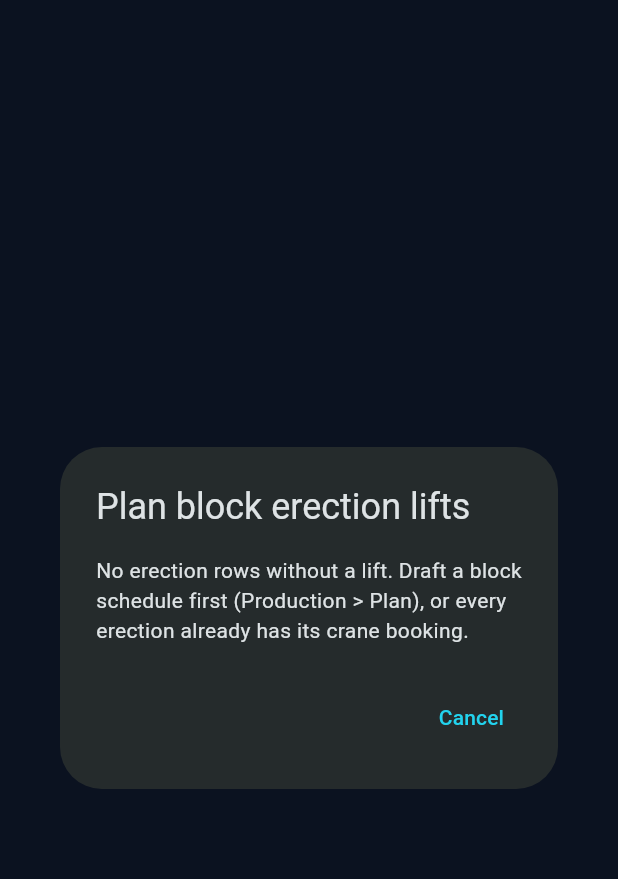
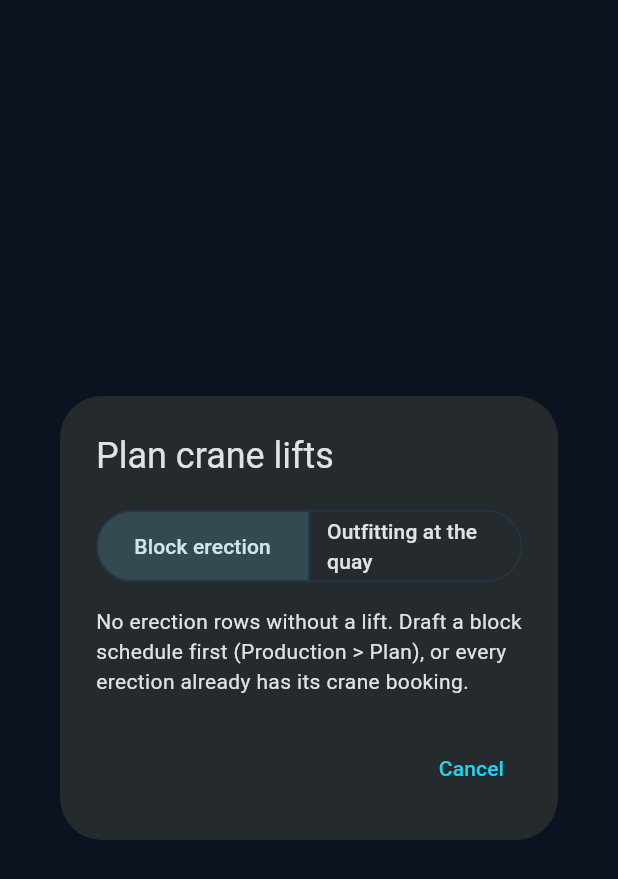
Before and after one commit to ercinnn/open-digital-twin, a Flutter app: the LiftPlanDialog widget shown alone on an empty page, opened directly with empty values, on a phone screen of 412 x 824 dp. Shown: the top 879 px of the screen. Run offline on Flutter 3.47's test engine with Material 3 defaults, Android fonts, the phone set to English and light mode, and no system bars; our stand-ins replace file_picker, flutter_dotenv, flutter_riverpod, supabase_flutter, web, webview_flutter; missing offline and left inert: dart:js_interop, dart:ui_web, webview_windows; accounts and stored records are empty; network calls fail.

Commit message:
Book quay crane lifts for the afloat outfitting work packages
OutfittingLifts lists the heavy items of each work package (hatch cover
panels, winches, lifeboat, generator sets, switchboard, pipe spool bundles,
...) with weights estimated from the hull size and books one planned lift per
item on the smallest crane at the package's area that carries it, spread over
the package days. Resources "Plan lifts" now offers block erection or
outfitting at the quay.

Co-Authored-By: Claude Opus 5.5 <noreply@anthropic.com>

```diff
--- /dev/null
+++ b/frontend/lib/features/shipyard/domain/services/outfitting_lifts.dart
@@ -0,0 +1,223 @@
+import 'dart:math' as math;
+
+import '../../../digital_twin/domain/entities/twin_entities.dart';
+import '../entities/production_entities.dart';
+import '../entities/resource_entities.dart';
+import 'hull_block_geometry.dart';
+import 'lift_plan.dart';
+
+/// A heavy item of an afloat outfitting work package, lifted on board by a
+/// quay crane ([count] lifts of [weightT] each).
+class OutfittingLiftItem {
+  const OutfittingLiftItem(this.label, this.count, this.weightT);
+
+  final String label;
+  final int count;
+  final double weightT;
+
+  @override
+  bool operator ==(Object other) =>
+      other is OutfittingLiftItem && other.label == label && other.count == count && other.weightT == weightT;
+
+  @override
+  int get hashCode => Object.hash(label, count, weightT);
+
+  @override
+  String toString() => '$count x $label ${weightT.toStringAsFixed(1)} t';
+}
+
+/// Quay crane lifts of the afloat outfitting: every work package row brings
+/// its heavy items on board ([itemsOf]: hatch cover panels, windlass and
+/// mooring winches, lifeboat, generator sets, switchboard, pipe spool bundles,
+/// ...; weights estimated from the hull size). Each item gets one `planned`
+/// `lift` booking (`activity_id` = the package row) on a crane whose
+/// `metadata.location` is the row's area (outfitting quay: 28 t luffing,
+/// 2 x 50 t jib), the smallest that carries it first, in the first free window
+/// (working hours of [LiftPlan]) from its share of the package days on; the
+/// items of a package are spread evenly over the package. Items already booked
+/// (same row and title, not cancelled) are skipped, so the plan can be repeated
+/// after packages are added or moved.
+class OutfittingLifts {
+  const OutfittingLifts._();
+
+  /// Ship types with cargo hatches (hatch cover panels in deck machinery).
+  static final _hatchTypes = RegExp('bulk|cargo|container|multi.?purpose|ore|log', caseSensitive: false);
+
+  /// Hull size factor: L x B relative to a 100 m x 16 m ship, 0.3 .. 4.
+  static double scaleOf(HullShape shape) => (shape.length * shape.beam / 1600).clamp(0.3, 4.0);
+
+  /// Cargo holds of a dry cargo ship: about one per 25 m of length, 2 .. 9.
+  static int holdsOf(HullShape shape) => (shape.length / 25).round().clamp(2, 9);
+
+  static bool hasHatchCovers(Hull hull) => _hatchTypes.hasMatch(hull.shipType ?? '');
+
+  static double _t(double v) => (v * 10).round() / 10;
+
+  /// Heavy items of [package] for [hull]; [packageDays] sizes the pipe spool
+  /// deliveries (one bundle per week of the piping package).
+  static List<OutfittingLiftItem> itemsOf(Hull hull, WorkPackage package, {int packageDays = 14}) {
+    final shape = HullShape.of(hull, const {});
+    final s = scaleOf(shape);
+    return switch (package) {
+      WorkPackage.outfittingSteel => [OutfittingLiftItem('Foremast & radar mast', 1, _t(2 + 3 * s))],
+      WorkPackage.deckMachinery => [
+        if (hasHatchCovers(hull)) OutfittingLiftItem('Hatch cover panel', 2 * holdsOf(shape), _t(12 * s)),
+        OutfittingLiftItem('Windlass / mooring winch', 2, _t(8 * s)),
+        OutfittingLiftItem('Aft mooring winch', 2, _t(5 * s)),
+        OutfittingLiftItem('Lifeboat & davit', 1, _t(5 + 4 * s)),
+      ],
+      WorkPackage.machinery => [
+        OutfittingLiftItem('Generator set', 3, _t(4 + 8 * s)),
+        OutfittingLiftItem('Boiler & heat exchanger module', 1, _t(3 + 4 * s)),
+        const OutfittingLiftItem('Emergency generator', 1, 3),
+      ],
+      WorkPackage.piping => [
+        OutfittingLiftItem('Pipe spool bundle', math.max(2, (packageDays / 7).ceil()), _t(2 + 2 * s)),
+      ],
+      WorkPackage.electrical => [
+        OutfittingLiftItem('Main switchboard', 1, _t(3 + 3 * s)),
+        const OutfittingLiftItem('Cable drum set', 2, 4),
+      ],
+      WorkPackage.accommodation => [OutfittingLiftItem('HVAC & galley unit', 2, _t(2 + 2 * s))],
+      WorkPackage.painting => const [],
+    };
+  }
+
+  /// Booking title of lift [index] (0-based) of [item].
+  static String titleOf(Hull hull, OutfittingLiftItem item, int index) =>
+      '${hull.hullNo} ${item.label}${item.count > 1 ? ' ${index + 1}/${item.count}' : ''} lift';
+
+  /// Note on the generated bookings.
+  static const estimateNote = 'Weight estimated from the hull size - correct the load when the item weight is known.';
+
+  static LiftPlanResult forHull({
+    required Hull hull,
+    required List<ProductionActivity> activities,
+    required List<TwinComponent> components,
+    required List<ResourceBooking> bookings,
+    required DateTime now,
+  }) {
+    final today = dateOnly(now);
+    final rows = activities.where((a) => a.hullId == hull.id && a.workPackage != null && !a.isDone).toList()
+      ..sort((a, b) => a.workPackage!.index.compareTo(b.workPackage!.index));
+    if (rows.isEmpty) return const LiftPlanResult([], []);
+
+    final booked = {
+      for (final b in bookings)
+        if (!b.isCancelled && b.activityId != null) (b.activityId!, b.title),
+    };
+    final cranes = components.where((c) => c.category == 'crane').toList();
+    final busy = <String, List<(DateTime, DateTime)>>{
+      for (final c in cranes)
+        c.id: [
+          for (final b in bookings)
+            if (!b.isCancelled && b.componentId == c.id && b.slot == 1) (b.startsAt, b.endsAt),
+        ],
+    };
+
+    // Every lift still to book, with the day it should happen (its share of the package).
+    final wanted = <({ProductionActivity row, OutfittingLiftItem item, String title, DateTime day, int days})>[];
+    for (final a in rows) {
+      final first = a.forecastStart(today);
+      final days = daysBetween(first, a.forecastEnd(today)).clamp(1, 180);
+      final items = itemsOf(hull, a.workPackage!, packageDays: days);
+      final total = items.fold<int>(0, (n, i) => n + i.count);
+      var k = 0;
+      for (final item in items) {
+        for (var i = 0; i < item.count; i++, k++) {
+          final title = titleOf(hull, item, i);
+          if (booked.contains((a.id, title))) continue;
+          wanted.add((row: a, item: item, title: title, day: addDays(first, (k * days / total).floor()), days: days));
+        }
+      }
+    }
+    wanted.sort((x, y) {
+      final c = x.day.compareTo(y.day);
+      return c != 0 ? c : x.row.workPackage!.index.compareTo(y.row.workPackage!.index);
+    });
+
+    final drafts = <BookingDraft>[];
+    final perCrane = <String, int>{};
+    final noCrane = <String>{};
+    final tooHeavy = <String>[];
+    final noWindow = <String>[];
+    final areaName = {for (final c in components) c.meshNodeId: c.name};
+
+    for (final w in wanted) {
+      final a = w.row;
+      final atArea = cranes.where((c) => c.metadata['location'] == a.locationNodeId).toList();
+      if (atArea.isEmpty) {
+        noCrane.add(areaName[a.locationNodeId] ?? a.locationNodeId ?? '—');
+        continue;
+      }
+      final fitting = atArea.where((c) => (resourceCapacityT(c) ?? double.infinity) >= w.item.weightT).toList()
+        ..sort((x, y) => (resourceCapacityT(x) ?? double.infinity).compareTo(resourceCapacityT(y) ?? double.infinity));
+      if (fitting.isEmpty) {
+        tooHeavy.add('${w.item.label} (${w.item.weightT.toStringAsFixed(0)} t)');
+        continue;
+      }
+      final duration = LiftPlan.liftDuration(w.item.weightT);
+      final window = _firstFreeWindow(a.forecastStart(today), w.day, w.days, fitting, busy, duration, now);
+      if (window == null) {
+        noWindow.add(w.title.replaceFirst('${hull.hullNo} ', ''));
+        continue;
+      }
+      final (crane, start) = window;
+      final end = start.add(duration);
+      busy[crane.id]!.add((start, end));
+      perCrane[crane.id] = (perCrane[crane.id] ?? 0) + 1;
+      drafts.add(
+        BookingDraft(
+          projectId: hull.projectId,
+          componentId: crane.id,
+          hullId: hull.id,
+          activityId: a.id,
+          title: w.title,
+          type: BookingType.lift,
+          slot: 1,
+          startsAt: start,
+          endsAt: end,
+          loadT: w.item.weightT,
+          status: BookingStatus.planned,
+          notes: estimateNote,
+        ),
+      );
+    }
+    drafts.sort((x, y) => x.startsAt.compareTo(y.startsAt));
+
+    String list(Iterable<String> l) => l.length <= 6 ? l.join(', ') : '${l.take(6).join(', ')} +${l.length - 6} more';
+    return LiftPlanResult(drafts, [
+      if (noCrane.isNotEmpty) 'No crane at ${list(noCrane)} (metadata.location): its package lifts are not booked.',
+      if (tooHeavy.isNotEmpty)
+        'Heavier than the cranes at the quay (tandem lift or floating crane needed): ${list(tooHeavy.toSet())}.',
+      if (noWindow.isNotEmpty) 'No free crane window in the package days (or they are past): ${list(noWindow)}.',
+    ], cranes: perCrane);
+  }
+
+  /// First (crane, start) inside the working hours, from [preferred] to the
+  /// end of the package days, then the earlier package days; per day the
+  /// cranes in the given order, then the hour.
+  static (TwinComponent, DateTime)? _firstFreeWindow(
+    DateTime first,
+    DateTime preferred,
+    int days,
+    List<TwinComponent> cranes,
+    Map<String, List<(DateTime, DateTime)>> busy,
+    Duration duration,
+    DateTime now,
+  ) {
+    final offset = daysBetween(first, preferred).clamp(0, days - 1);
+    for (var n = 0; n < days; n++) {
+      final day = addDays(first, (offset + n) % days);
+      for (final crane in cranes) {
+        for (var h = LiftPlan.dayStartHour; h + duration.inHours <= LiftPlan.dayEndHour; h++) {
+          final start = DateTime(day.year, day.month, day.day, h);
+          final end = start.add(duration);
+          if (start.isBefore(now)) continue;
+          if (busy[crane.id]!.every((w) => !(w.$1.isBefore(end) && w.$2.isAfter(start)))) return (crane, start);
+        }
+      }
+    }
+    return null;
+  }
+}
--- a/frontend/lib/features/shipyard/presentation/widgets/resources/lift_plan_dialog.dart
+++ b/frontend/lib/features/shipyard/presentation/widgets/resources/lift_plan_dialog.dart
@@ -7,10 +7,22 @@ import '../../../domain/entities/production_entities.dart';
 import '../../../domain/entities/resource_entities.dart';
 import '../../../domain/repositories/shipyard_repository.dart';
 import '../../../domain/services/lift_plan.dart';
+import '../../../domain/services/outfitting_lifts.dart';
 import '../../providers/shipyard_providers.dart';
 
-/// Books the erection lifts of a hull's blocks ([LiftPlan]) after a preview.
-/// Returns the start of the first booked lift, so the calendar can jump there.
+/// What the lift plan books.
+enum LiftPlanKind {
+  erection('Block erection'),
+  outfitting('Outfitting at the quay');
+
+  const LiftPlanKind(this.label);
+  final String label;
+}
+
+/// Books crane lifts after a preview: the erection lifts of a hull's blocks
+/// ([LiftPlan]) or the quay lifts of its afloat outfitting work packages
+/// ([OutfittingLifts]). Returns the start of the first booked lift, so the
+/// calendar can jump there.
 class LiftPlanDialog extends ConsumerStatefulWidget {
   const LiftPlanDialog({
     super.key,
@@ -45,7 +57,8 @@ class LiftPlanDialog extends ConsumerStatefulWidget {
 
 class _LiftPlanDialogState extends ConsumerState<LiftPlanDialog> {
   final _now = DateTime.now();
-  late final Map<String, LiftPlanResult> _plans = {
+  late final Map<LiftPlanKind, Map<String, LiftPlanResult>> _plans = {
+    LiftPlanKind.erection: {
       for (final h in widget.hulls)
         h.id: LiftPlan.forHull(
           hull: h,
@@ -54,11 +67,36 @@ class _LiftPlanDialogState extends ConsumerState<LiftPlanDialog> {
           bookings: widget.bookings,
           now: _now,
         ),
+    },
+    LiftPlanKind.outfitting: {
+      for (final h in widget.hulls)
+        h.id: OutfittingLifts.forHull(
+          hull: h,
+          activities: widget.activities,
+          components: widget.components,
+          bookings: widget.bookings,
+          now: _now,
+        ),
+    },
   };
-  late final List<Hull> _candidates = widget.hulls
-      .where((h) => _plans[h.id]!.bookings.isNotEmpty || _plans[h.id]!.warnings.isNotEmpty)
-      .toList();
+  late final Map<LiftPlanKind, List<Hull>> _candidatesByKind = {
+    for (final k in LiftPlanKind.values)
+      k: widget.hulls
+          .where((h) => _plans[k]![h.id]!.bookings.isNotEmpty || _plans[k]![h.id]!.warnings.isNotEmpty)
+          .toList(),
+  };
+  late LiftPlanKind _kind =
+      _candidatesByKind[LiftPlanKind.erection]!.isEmpty && _candidatesByKind[LiftPlanKind.outfitting]!.isNotEmpty
+      ? LiftPlanKind.outfitting
+      : LiftPlanKind.erection;
   late String? _hullId = _candidates.firstOrNull?.id;
+
+  List<Hull> get _candidates => _candidatesByKind[_kind]!;
+
+  void _setKind(LiftPlanKind kind) => setState(() {
+    _kind = kind;
+    if (!_candidates.any((h) => h.id == _hullId)) _hullId = _candidates.firstOrNull?.id;
+  });
   bool _saving = false;
   String? _error;
 
@@ -80,31 +118,57 @@ class _LiftPlanDialogState extends ConsumerState<LiftPlanDialog> {
     }
   }
 
+  static const _erectionText =
+      'Each lift lies in the first free window (${LiftPlan.dayStartHour}:00-${LiftPlan.dayEndHour}:00) '
+      'of its erection days.';
+  static const _outfittingText =
+      'The items of a package are spread over its days, each in the first free window '
+      '(${LiftPlan.dayStartHour}:00-${LiftPlan.dayEndHour}:00) of the smallest quay crane that carries its '
+      'estimated weight.';
+
   @override
   Widget build(BuildContext context) {
-    final plan = _hullId == null ? null : _plans[_hullId];
+    final plan = _hullId == null ? null : _plans[_kind]![_hullId];
+    final erection = _kind == LiftPlanKind.erection;
     final names = {for (final c in widget.components) c.id: c.name};
     const muted = TextStyle(fontSize: 12.5, color: AppTheme.textMuted);
     return AlertDialog(
-      title: const Text('Plan block erection lifts'),
+      title: const Text('Plan crane lifts'),
       content: SizedBox(
         width: 620,
-        child: _candidates.isEmpty
-            ? const Text(
-                'No erection rows without a lift. Draft a block schedule first (Production > Plan), '
-                'or every erection already has its crane booking.',
-              )
-            : SingleChildScrollView(
+        child: SingleChildScrollView(
                 child: Column(
                   mainAxisSize: MainAxisSize.min,
                   crossAxisAlignment: CrossAxisAlignment.stretch,
                   children: [
+                    SegmentedButton<LiftPlanKind>(
+                      segments: [
+                        for (final k in LiftPlanKind.values) ButtonSegment(value: k, label: Text(k.label)),
+                      ],
+                      selected: {_kind},
+                      showSelectedIcon: false,
+                      onSelectionChanged: _saving ? null : (v) => _setKind(v.first),
+                    ),
+                    const SizedBox(height: 12),
+                    if (_candidates.isEmpty)
+                      Text(
+                        erection
+                            ? 'No erection rows without a lift. Draft a block schedule first (Production > Plan), '
+                                  'or every erection already has its crane booking.'
+                            : 'No outfitting work package lifts left to book. Plan the work packages first '
+                                  '(Production > Plan > Outfitting work packages), or every package item already '
+                                  'has its crane booking.',
+                      )
+                    else ...[
                     DropdownButtonFormField<String>(
+                      key: ValueKey(_kind),
                       initialValue: _hullId,
                       isExpanded: true,
-                      decoration: const InputDecoration(
+                      decoration: InputDecoration(
                         labelText: 'Hull',
-                        helperText: 'Block erection rows that have no crane booking yet.',
+                        helperText: erection
+                            ? 'Block erection rows that have no crane booking yet.'
+                            : 'Work package items (hatch covers, winches, generators, ...) without a quay crane booking.',
                       ),
                       items: [
                         for (final h in _candidates)
@@ -120,9 +184,9 @@ class _LiftPlanDialogState extends ConsumerState<LiftPlanDialog> {
                       Text(
                         '${plan.bookings.length} lift${plan.bookings.length == 1 ? '' : 's'}, '
                         '${formatDateTime(plan.bookings.first.startsAt)} → '
-                        '${formatDateTime(plan.bookings.last.endsAt)}. Each lift lies in the first free window '
-                        '(${LiftPlan.dayStartHour}:00-${LiftPlan.dayEndHour}:00) of its erection days and starts as '
-                        '"Planned"; confirm or cancel single lifts in the calendar.',
+                        '${formatDateTime(plan.bookings.last.endsAt)}. '
+                        '${erection ? _erectionText : _outfittingText} Lifts start as "Planned"; confirm, correct '
+                        'the load or cancel single lifts in the calendar.',
                         style: muted,
                       ),
                       const SizedBox(height: 8),
@@ -162,6 +226,7 @@ class _LiftPlanDialogState extends ConsumerState<LiftPlanDialog> {
                         padding: const EdgeInsets.only(top: 10),
                         child: Text('Not booked: $_error', style: const TextStyle(color: Color(0xFFFCA5A5))),
                       ),
+                    ],
                   ],
                 ),
               ),
--- a/frontend/lib/features/shipyard/presentation/widgets/resources/resources_tab.dart
+++ b/frontend/lib/features/shipyard/presentation/widgets/resources/resources_tab.dart
@@ -178,7 +178,7 @@ class _ResourcesTabState extends ConsumerState<ResourcesTab> {
                   child: OutlinedButton.icon(
                     onPressed: () => _planLifts(hulls, components, bookings.value!),
                     icon: const Icon(Icons.precision_manufacturing_outlined, size: 18),
-                    label: const Text('Plan block lifts'),
+                    label: const Text('Plan lifts'),
                   ),
                 ),
               Tooltip(
```
Also changed, not shown: 3 other files. Lines whose indentation alone changed are shown as unchanged.
